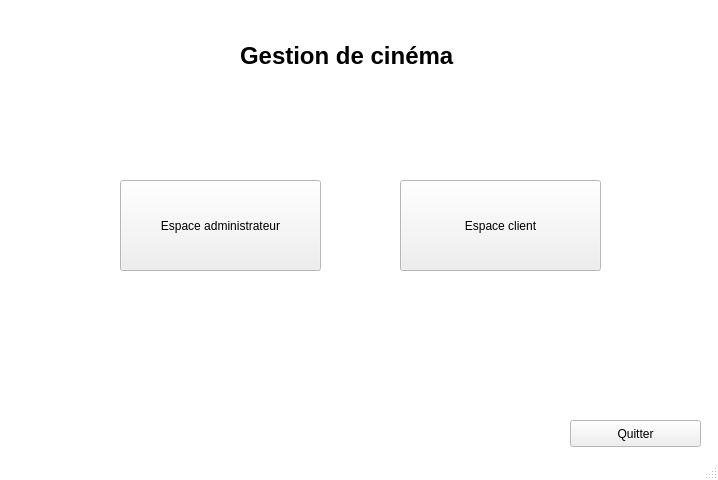
Old version of the form ui/accueil.ui in the repository KaneRoot/ihmsem6a.
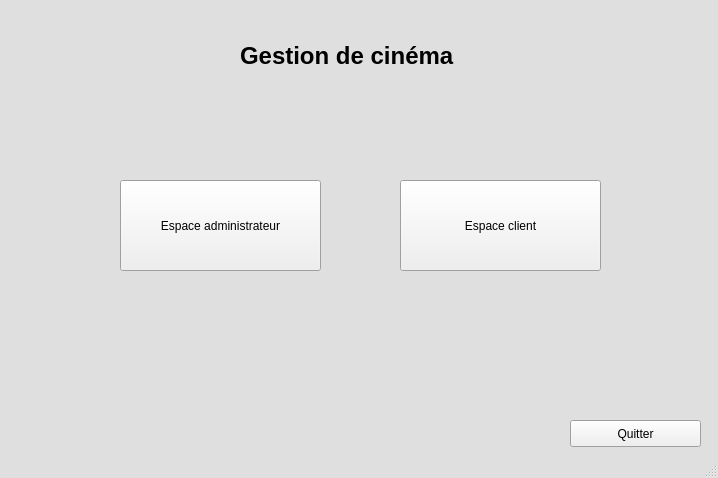
New version of the form.

Diff of the .ui file:
```diff
--- a/ui/accueil.ui
+++ b/ui/accueil.ui
@@ -7,7 +7,7 @@
     <x>0</x>
     <y>0</y>
     <width>718</width>
-    <height>480</height>
+    <height>478</height>
    </rect>
   </property>
   <property name="palette">
@@ -25,9 +25,9 @@
      <colorrole role="Window">
       <brush brushstyle="SolidPattern">
        <color alpha="255">
-        <red>255</red>
-        <green>255</green>
-        <blue>255</blue>
+        <red>224</red>
+        <green>223</green>
+        <blue>223</blue>
        </color>
       </brush>
      </colorrole>
@@ -45,9 +45,9 @@
      <colorrole role="Window">
       <brush brushstyle="SolidPattern">
        <color alpha="255">
-        <red>255</red>
-        <green>255</green>
-        <blue>255</blue>
+        <red>224</red>
+        <green>223</green>
+        <blue>223</blue>
        </color>
       </brush>
      </colorrole>
@@ -56,18 +56,18 @@
      <colorrole role="Base">
       <brush brushstyle="SolidPattern">
        <color alpha="255">
-        <red>255</red>
-        <green>255</green>
-        <blue>255</blue>
+        <red>224</red>
+        <green>223</green>
+        <blue>223</blue>
        </color>
       </brush>
      </colorrole>
      <colorrole role="Window">
       <brush brushstyle="SolidPattern">
        <color alpha="255">
-        <red>255</red>
-        <green>255</green>
-        <blue>255</blue>
+        <red>224</red>
+        <green>223</green>
+        <blue>223</blue>
        </color>
       </brush>
      </colorrole>
```
